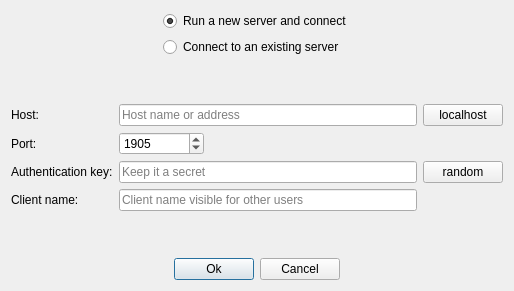
First picture: the form in src/ui/connectiondialog.ui, repository codilime/veles, before the edit.
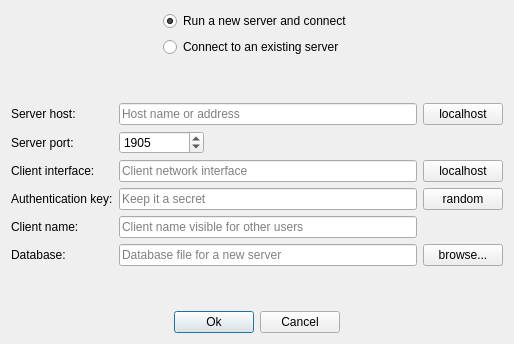
Second picture: the form after the edit.

Commit message: ConnectionManager - database selection

Diff of the .ui file:
```diff
--- a/src/ui/connectiondialog.ui
+++ b/src/ui/connectiondialog.ui
@@ -10,7 +10,7 @@
     <x>0</x>
     <y>0</y>
     <width>514</width>
-    <height>291</height>
+    <height>344</height>
    </rect>
   </property>
   <property name="windowTitle">
@@ -82,17 +82,52 @@
      <property name="sizeHint" stdset="0">
       <size>
        <width>20</width>
-       <height>15</height>
+       <height>8</height>
       </size>
      </property>
     </spacer>
    </item>
    <item>
     <layout class="QGridLayout" name="gridLayout">
+     <item row="1" column="0">
+      <widget class="QLabel" name="port_label">
+       <property name="text">
+        <string>Server port:</string>
+       </property>
+      </widget>
+     </item>
+     <item row="4" column="0">
+      <widget class="QLabel" name="client_name_label">
+       <property name="text">
+        <string>Client name:</string>
+       </property>
+      </widget>
+     </item>
+     <item row="4" column="1">
+      <widget class="QLineEdit" name="client_name_line_edit">
+       <property name="placeholderText">
+        <string>Client name visible for other users</string>
+       </property>
+      </widget>
+     </item>
+     <item row="3" column="0">
+      <widget class="QLabel" name="authentication_key_label">
+       <property name="text">
+        <string>Authentication key:</string>
+       </property>
+      </widget>
+     </item>
+     <item row="5" column="0">
+      <widget class="QLabel" name="database_label">
+       <property name="text">
+        <string>Database:</string>
+       </property>
+      </widget>
+     </item>
      <item row="0" column="0">
       <widget class="QLabel" name="host_label">
        <property name="text">
-        <string>Host:</string>
+        <string>Server host:</string>
        </property>
       </widget>
      </item>
@@ -103,17 +138,10 @@
        </property>
       </widget>
      </item>
-     <item row="0" column="2">
-      <widget class="QPushButton" name="localhost_button">
+     <item row="3" column="2">
+      <widget class="QPushButton" name="random_key_button">
        <property name="text">
-        <string>localhost</string>
-       </property>
-      </widget>
-     </item>
-     <item row="1" column="0">
-      <widget class="QLabel" name="port_label">
-       <property name="text">
-        <string>Port:</string>
+        <string>random</string>
        </property>
       </widget>
      </item>
@@ -153,38 +181,52 @@
        </item>
       </layout>
      </item>
-     <item row="2" column="0">
-      <widget class="QLabel" name="authentication_key_label">
-       <property name="text">
-        <string>Authentication key:</string>
-       </property>
-      </widget>
-     </item>
-     <item row="2" column="1">
+     <item row="3" column="1">
       <widget class="QLineEdit" name="key_line_edit">
        <property name="placeholderText">
         <string>Keep it a secret</string>
        </property>
       </widget>
      </item>
+     <item row="0" column="2">
+      <widget class="QPushButton" name="server_localhost_button">
+       <property name="text">
+        <string>localhost</string>
+       </property>
+      </widget>
+     </item>
+     <item row="5" column="2">
+      <widget class="QPushButton" name="select_database_button">
+       <property name="text">
+        <string>browse...</string>
+       </property>
+      </widget>
+     </item>
+     <item row="5" column="1">
+      <widget class="QLineEdit" name="database_line_edit">
+       <property name="placeholderText">
+        <string>Database file for a new server</string>
+       </property>
+      </widget>
+     </item>
+     <item row="2" column="0">
+      <widget class="QLabel" name="client_interface_label">
+       <property name="text">
+        <string>Client interface:</string>
+       </property>
+      </widget>
+     </item>
+     <item row="2" column="1">
+      <widget class="QLineEdit" name="client_interface_line_edit">
+       <property name="placeholderText">
+        <string>Client network interface</string>
+       </property>
+      </widget>
+     </item>
      <item row="2" column="2">
-      <widget class="QPushButton" name="random_key_button">
+      <widget class="QPushButton" name="client_localhost_button">
        <property name="text">
-        <string>random</string>
-       </property>
-      </widget>
-     </item>
-     <item row="3" column="0">
-      <widget class="QLabel" name="client_name_label">
-       <property name="text">
-        <string>Client name:</string>
-       </property>
-      </widget>
-     </item>
-     <item row="3" column="1">
-      <widget class="QLineEdit" name="client_name_line_edit">
-       <property name="placeholderText">
-        <string>Client name visible for other users</string>
+        <string>localhost</string>
        </property>
       </widget>
      </item>
@@ -198,7 +240,7 @@
      <property name="sizeHint" stdset="0">
       <size>
        <width>20</width>
-       <height>15</height>
+       <height>9</height>
       </size>
      </property>
     </spacer>
```
Left out of the diff: 14 changed lines with no effect on the pictures. The commit also changes 4 other files.
